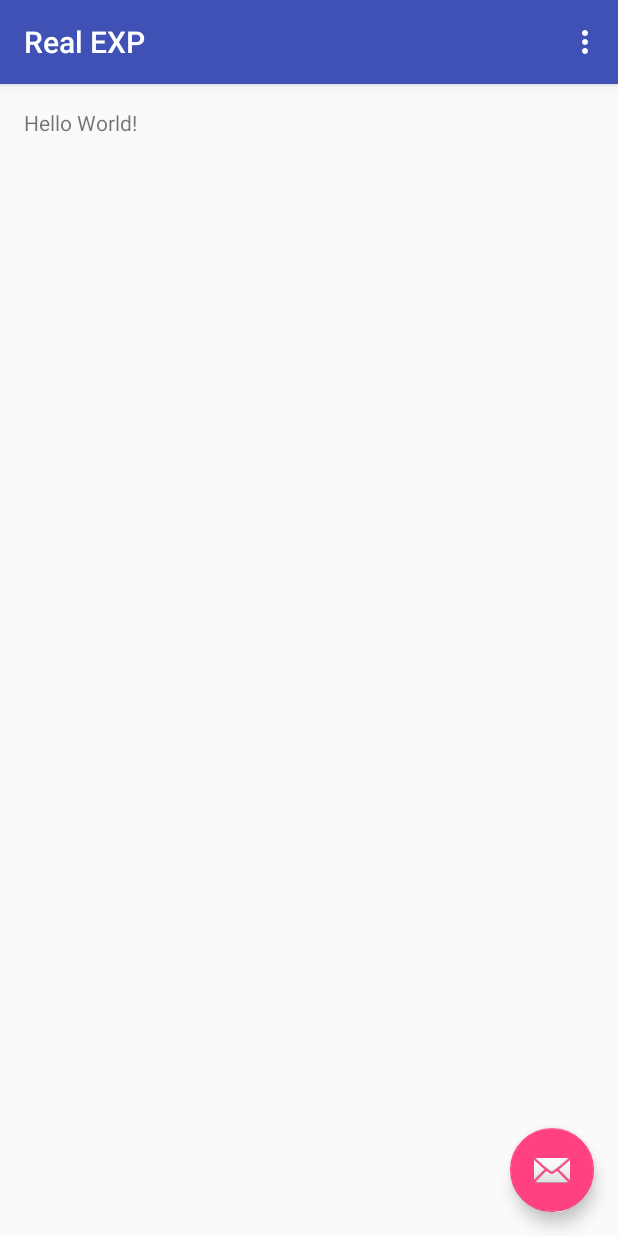
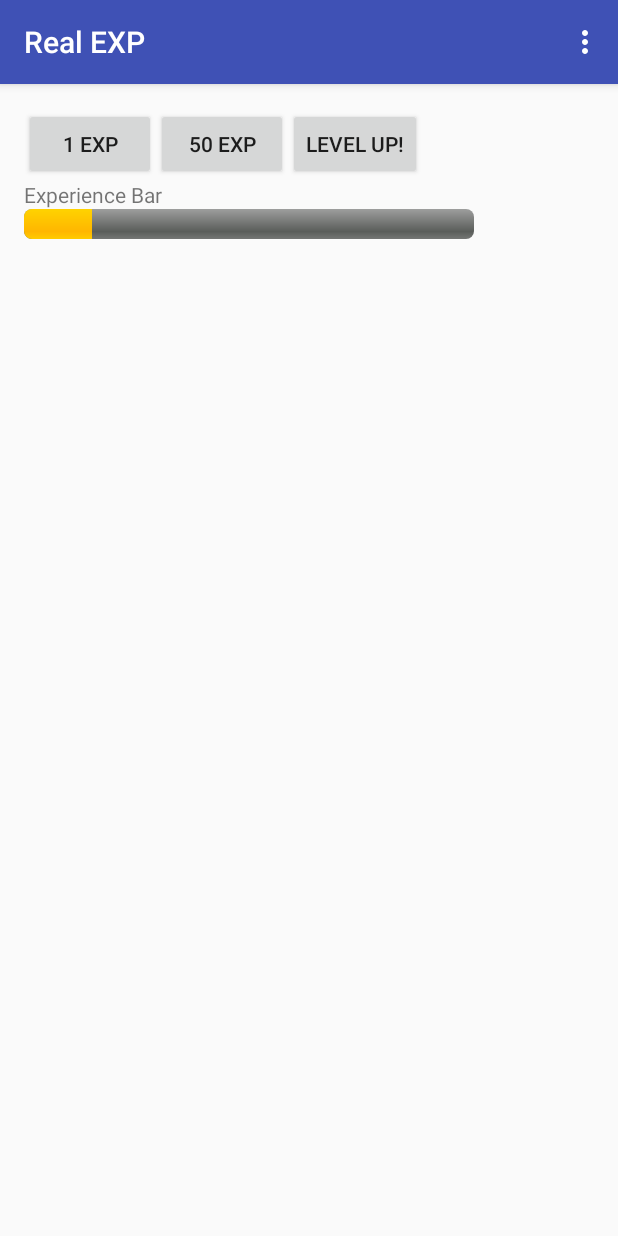
Before and after one commit to dzhan008/realexp, an Android app: the screen it shows after launch (Main), in the options menu, after a tap on "Settings", on a phone screen of 412 x 824 dp. Run offline under Robolectric (Android 15) with nearby library versions, the phone set to English and light mode, and no system bars.

Commit message:
Experimental Stuff on Experience
I basically made experience clicker. Check it out!

```diff
--- a/RealEXP/app/src/main/java/realexp/realexp/Main.java
+++ b/RealEXP/app/src/main/java/realexp/realexp/Main.java
@@ -5,11 +5,21 @@ import android.support.design.widget.FloatingActionButton;
 import android.support.design.widget.Snackbar;
 import android.support.v7.app.AppCompatActivity;
 import android.support.v7.widget.Toolbar;
-import android.view.View;
 import android.view.Menu;
 import android.view.MenuItem;
+import android.view.View;
+import android.widget.ProgressBar;
+import android.widget.Toast;
 
 public class Main extends AppCompatActivity {
+
+    private static final int PROGRESS = 0x1;
+
+    private ProgressBar mProgress;
+    int level = 1;
+    int max_exp = 100;
+
+
 
     @Override
     protected void onCreate(Bundle savedInstanceState) {
@@ -18,14 +28,9 @@ public class Main extends AppCompatActivity {
         Toolbar toolbar = (Toolbar) findViewById(R.id.toolbar);
         setSupportActionBar(toolbar);
 
-        FloatingActionButton fab = (FloatingActionButton) findViewById(R.id.fab);
-        fab.setOnClickListener(new View.OnClickListener() {
-            @Override
-            public void onClick(View view) {
-                Snackbar.make(view, "Replace with your own action", Snackbar.LENGTH_LONG)
-                        .setAction("Action", null).show();
-            }
-        });
+        mProgress = (ProgressBar) findViewById(R.id.exp_bar);
+
+
     }
 
     @Override
@@ -49,4 +54,22 @@ public class Main extends AppCompatActivity {
 
         return super.onOptionsItemSelected(item);
     }
+
+    public void GainExp(View view)
+    {
+        mProgress.incrementProgressBy(5);
+        if(mProgress.getProgress() >= mProgress.getMax())
+        {
+            level = level + 1;
+            mProgress.setMax(mProgress.getMax() + 10);
+            mProgress.setProgress(0);
+
+            Toast toasty = Toast.makeText(this, "Level Up! You are now level " + level + ".", Toast.LENGTH_LONG);
+            toasty.show();
+
+        }
+
+        Snackbar snackbar = Snackbar.make(view, "You got 1 EXP!", Snackbar.LENGTH_LONG);
+        snackbar.setAction("Action", null).show();
+    }
 }
--- a/RealEXP/app/src/main/res/layout/activity_main.xml
+++ b/RealEXP/app/src/main/res/layout/activity_main.xml
@@ -23,12 +23,8 @@
 
     <include layout="@layout/content_main" />
 
-    <android.support.design.widget.FloatingActionButton
-        android:id="@+id/fab"
-        android:layout_width="wrap_content"
-        android:layout_height="wrap_content"
-        android:layout_gravity="bottom|end"
-        android:layout_margin="@dimen/fab_margin"
-        android:src="@android:drawable/ic_dialog_email" />
+
+
+
 
 </android.support.design.widget.CoordinatorLayout>
--- a/RealEXP/app/src/main/res/layout/content_main.xml
+++ b/RealEXP/app/src/main/res/layout/content_main.xml
@@ -1,9 +1,10 @@
 <?xml version="1.0" encoding="utf-8"?>
-<RelativeLayout xmlns:android="http://schemas.android.com/apk/res/android"
+<LinearLayout xmlns:android="http://schemas.android.com/apk/res/android"
     xmlns:app="http://schemas.android.com/apk/res-auto"
     xmlns:tools="http://schemas.android.com/tools"
     android:layout_width="match_parent"
     android:layout_height="match_parent"
+    android:orientation="vertical"
     android:paddingBottom="@dimen/activity_vertical_margin"
     android:paddingLeft="@dimen/activity_horizontal_margin"
     android:paddingRight="@dimen/activity_horizontal_margin"
@@ -12,8 +13,42 @@
     tools:context="realexp.realexp.Main"
     tools:showIn="@layout/activity_main">
 
+    <LinearLayout
+        android:id="@+id/buttons"
+        android:layout_width="match_parent"
+        android:layout_height="wrap_content"
+        android:orientation="horizontal"
+        android:weightSum="1">
+
+        <Button
+            android:layout_width="wrap_content"
+            android:layout_height="wrap_content"
+            android:text="1 Exp"
+            android:onClick="GainExp"/>
+        <Button
+            android:layout_width="wrap_content"
+            android:layout_height="wrap_content"
+            android:text="50 Exp"
+            android:onClick="GainExp"/>
+        <Button
+            android:layout_width="wrap_content"
+            android:layout_height="wrap_content"
+            android:text="Level Up!"
+            android:onClick="GainExp"/>
+
+    </LinearLayout>
+
     <TextView
         android:layout_width="wrap_content"
         android:layout_height="wrap_content"
-        android:text="Hello World!" />
-</RelativeLayout>
+        android:text="Experience Bar" />
+
+    <ProgressBar
+        android:id="@+id/exp_bar"
+        android:layout_width="300dp"
+        android:layout_height="wrap_content"
+        android:layout_gravity="bottom"
+        android:maxWidth="50dp"
+        style="@android:style/Widget.ProgressBar.Horizontal"
+        android:layout_marginRight="5dp"/>
+</LinearLayout>
```
